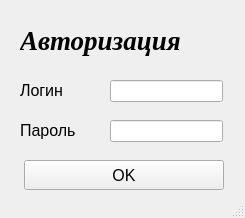
First picture: the form in data/etc/Login.ui, repository Substance-live/Train_application, before the edit.
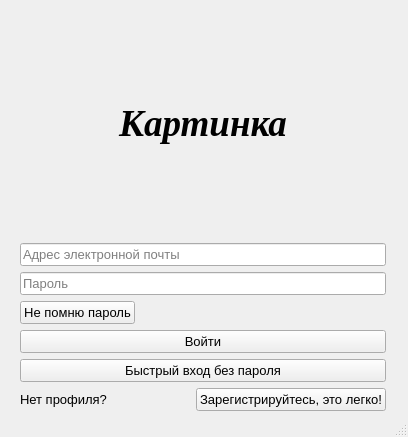
Second picture: the form after the edit.

The edit to the form file:
```diff
--- a/data/etc/Login.ui
+++ b/data/etc/Login.ui
@@ -6,108 +6,219 @@
    <rect>
     <x>0</x>
     <y>0</y>
-    <width>245</width>
-    <height>218</height>
+    <width>408</width>
+    <height>437</height>
    </rect>
   </property>
   <property name="windowTitle">
    <string>Avtorization</string>
   </property>
   <widget class="QWidget" name="centralwidget">
-   <widget class="QLabel" name="label_main">
+   <widget class="QWidget" name="layoutWidget">
     <property name="geometry">
      <rect>
       <x>20</x>
-      <y>20</y>
-      <width>201</width>
-      <height>41</height>
+      <y>10</y>
+      <width>366</width>
+      <height>401</height>
      </rect>
     </property>
     <property name="font">
      <font>
-      <family>Times New Roman</family>
-      <pointsize>20</pointsize>
-      <italic>true</italic>
-      <bold>true</bold>
+      <pointsize>10</pointsize>
      </font>
     </property>
-    <property name="text">
-     <string>Авторизация</string>
-    </property>
-   </widget>
-   <widget class="QPushButton" name="but_ok">
-    <property name="geometry">
-     <rect>
-      <x>24</x>
-      <y>160</y>
-      <width>200</width>
-      <height>30</height>
-     </rect>
-    </property>
-    <property name="font">
-     <font>
-      <pointsize>12</pointsize>
-     </font>
-    </property>
-    <property name="text">
-     <string>OK</string>
-    </property>
-   </widget>
-   <widget class="QLineEdit" name="entry_passwd">
-    <property name="geometry">
-     <rect>
-      <x>110</x>
-      <y>120</y>
-      <width>113</width>
-      <height>22</height>
-     </rect>
-    </property>
-   </widget>
-   <widget class="QLineEdit" name="entry_login">
-    <property name="geometry">
-     <rect>
-      <x>110</x>
-      <y>80</y>
-      <width>113</width>
-      <height>22</height>
-     </rect>
-    </property>
-   </widget>
-   <widget class="QLabel" name="label_log">
-    <property name="geometry">
-     <rect>
-      <x>20</x>
-      <y>80</y>
-      <width>71</width>
-      <height>21</height>
-     </rect>
-    </property>
-    <property name="font">
-     <font>
-      <pointsize>12</pointsize>
-     </font>
-    </property>
-    <property name="text">
-     <string>Логин</string>
-    </property>
-   </widget>
-   <widget class="QLabel" name="label_passwd">
-    <property name="geometry">
-     <rect>
-      <x>20</x>
-      <y>120</y>
-      <width>71</width>
-      <height>21</height>
-     </rect>
-    </property>
-    <property name="font">
-     <font>
-      <pointsize>12</pointsize>
-     </font>
-    </property>
-    <property name="text">
-     <string>Пароль</string>
-    </property>
+    <layout class="QVBoxLayout" name="verticalLayout" stretch="0,0,0,0,0,0,0">
+     <item>
+      <widget class="QLabel" name="label_image">
+       <property name="sizePolicy">
+        <sizepolicy hsizetype="Expanding" vsizetype="Expanding">
+         <horstretch>0</horstretch>
+         <verstretch>0</verstretch>
+        </sizepolicy>
+       </property>
+       <property name="minimumSize">
+        <size>
+         <width>0</width>
+         <height>104</height>
+        </size>
+       </property>
+       <property name="font">
+        <font>
+         <family>Times New Roman</family>
+         <pointsize>28</pointsize>
+         <weight>75</weight>
+         <italic>true</italic>
+         <bold>true</bold>
+        </font>
+       </property>
+       <property name="contextMenuPolicy">
+        <enum>Qt::NoContextMenu</enum>
+       </property>
+       <property name="accessibleDescription">
+        <string notr="true"/>
+       </property>
+       <property name="layoutDirection">
+        <enum>Qt::LeftToRight</enum>
+       </property>
+       <property name="text">
+        <string>Картинка</string>
+       </property>
+       <property name="alignment">
+        <set>Qt::AlignCenter</set>
+       </property>
+      </widget>
+     </item>
+     <item>
+      <widget class="QLineEdit" name="entry_login">
+       <property name="sizePolicy">
+        <sizepolicy hsizetype="Expanding" vsizetype="Minimum">
+         <horstretch>0</horstretch>
+         <verstretch>0</verstretch>
+        </sizepolicy>
+       </property>
+       <property name="font">
+        <font>
+         <family>Segoe UI</family>
+         <pointsize>10</pointsize>
+        </font>
+       </property>
+       <property name="placeholderText">
+        <string>Адрес электронной почты</string>
+       </property>
+       <property name="clearButtonEnabled">
+        <bool>false</bool>
+       </property>
+      </widget>
+     </item>
+     <item>
+      <widget class="QLineEdit" name="entry_passwd">
+       <property name="sizePolicy">
+        <sizepolicy hsizetype="Expanding" vsizetype="Minimum">
+         <horstretch>0</horstretch>
+         <verstretch>0</verstretch>
+        </sizepolicy>
+       </property>
+       <property name="font">
+        <font>
+         <pointsize>10</pointsize>
+        </font>
+       </property>
+       <property name="placeholderText">
+        <string>Пароль</string>
+       </property>
+      </widget>
+     </item>
+     <item>
+      <widget class="QPushButton" name="but_recovery">
+       <property name="sizePolicy">
+        <sizepolicy hsizetype="Fixed" vsizetype="Minimum">
+         <horstretch>0</horstretch>
+         <verstretch>0</verstretch>
+        </sizepolicy>
+       </property>
+       <property name="maximumSize">
+        <size>
+         <width>16777215</width>
+         <height>16777215</height>
+        </size>
+       </property>
+       <property name="font">
+        <font>
+         <pointsize>10</pointsize>
+        </font>
+       </property>
+       <property name="layoutDirection">
+        <enum>Qt::LeftToRight</enum>
+       </property>
+       <property name="text">
+        <string>Не помню пароль</string>
+       </property>
+      </widget>
+     </item>
+     <item>
+      <widget class="QPushButton" name="but_login">
+       <property name="sizePolicy">
+        <sizepolicy hsizetype="Expanding" vsizetype="Minimum">
+         <horstretch>0</horstretch>
+         <verstretch>0</verstretch>
+        </sizepolicy>
+       </property>
+       <property name="font">
+        <font>
+         <pointsize>10</pointsize>
+        </font>
+       </property>
+       <property name="text">
+        <string>Войти</string>
+       </property>
+      </widget>
+     </item>
+     <item>
+      <widget class="QPushButton" name="but_alter_login">
+       <property name="sizePolicy">
+        <sizepolicy hsizetype="Expanding" vsizetype="Minimum">
+         <horstretch>0</horstretch>
+         <verstretch>0</verstretch>
+        </sizepolicy>
+       </property>
+       <property name="font">
+        <font>
+         <pointsize>10</pointsize>
+        </font>
+       </property>
+       <property name="text">
+        <string>Быстрый вход без пароля</string>
+       </property>
+      </widget>
+     </item>
+     <item>
+      <layout class="QHBoxLayout" name="horizontalLayout">
+       <item>
+        <widget class="QLabel" name="label">
+         <property name="sizePolicy">
+          <sizepolicy hsizetype="Expanding" vsizetype="Minimum">
+           <horstretch>0</horstretch>
+           <verstretch>0</verstretch>
+          </sizepolicy>
+         </property>
+         <property name="font">
+          <font>
+           <pointsize>10</pointsize>
+          </font>
+         </property>
+         <property name="text">
+          <string>Нет профиля?</string>
+         </property>
+        </widget>
+       </item>
+       <item>
+        <widget class="QPushButton" name="but_registr">
+         <property name="sizePolicy">
+          <sizepolicy hsizetype="Expanding" vsizetype="Minimum">
+           <horstretch>0</horstretch>
+           <verstretch>0</verstretch>
+          </sizepolicy>
+         </property>
+         <property name="maximumSize">
+          <size>
+           <width>16777215</width>
+           <height>16777215</height>
+          </size>
+         </property>
+         <property name="font">
+          <font>
+           <pointsize>10</pointsize>
+          </font>
+         </property>
+         <property name="text">
+          <string>Зарегистрируйтесь, это легко!</string>
+         </property>
+        </widget>
+       </item>
+      </layout>
+     </item>
+    </layout>
    </widget>
   </widget>
   <widget class="QStatusBar" name="statusbar"/>
```
Left out of the diff: 2 changed lines with no effect on the pictures.
